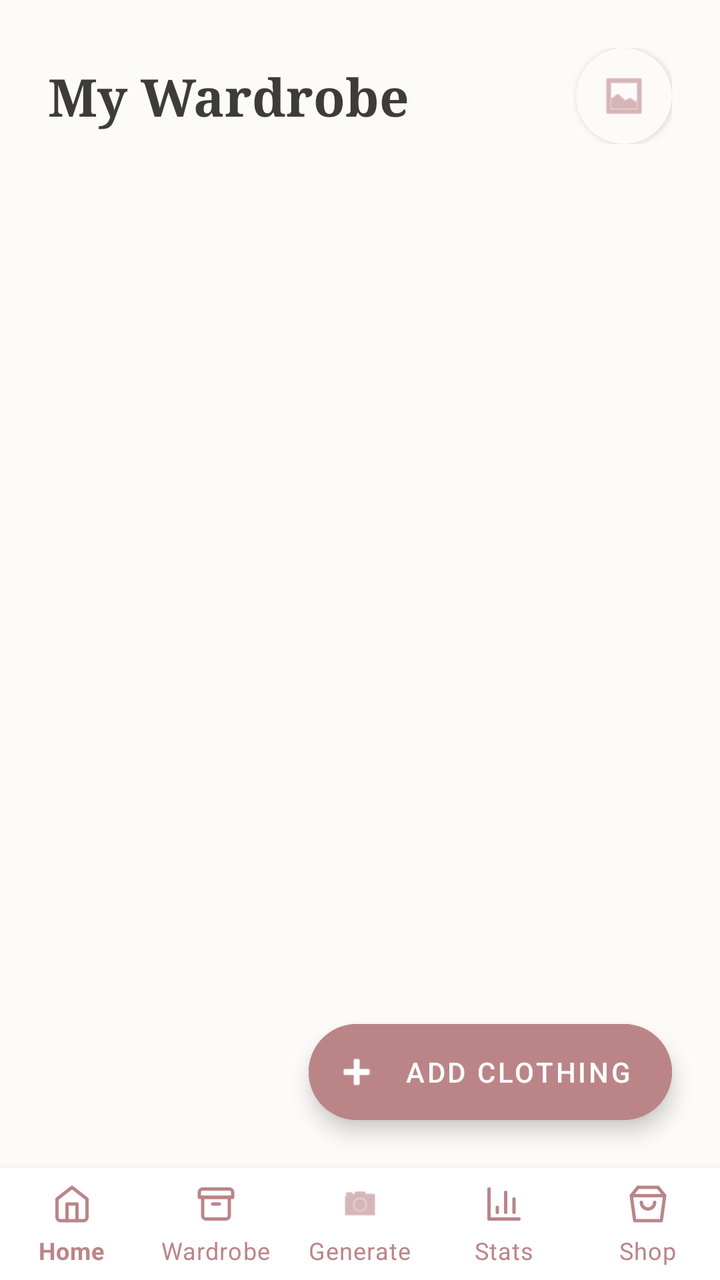
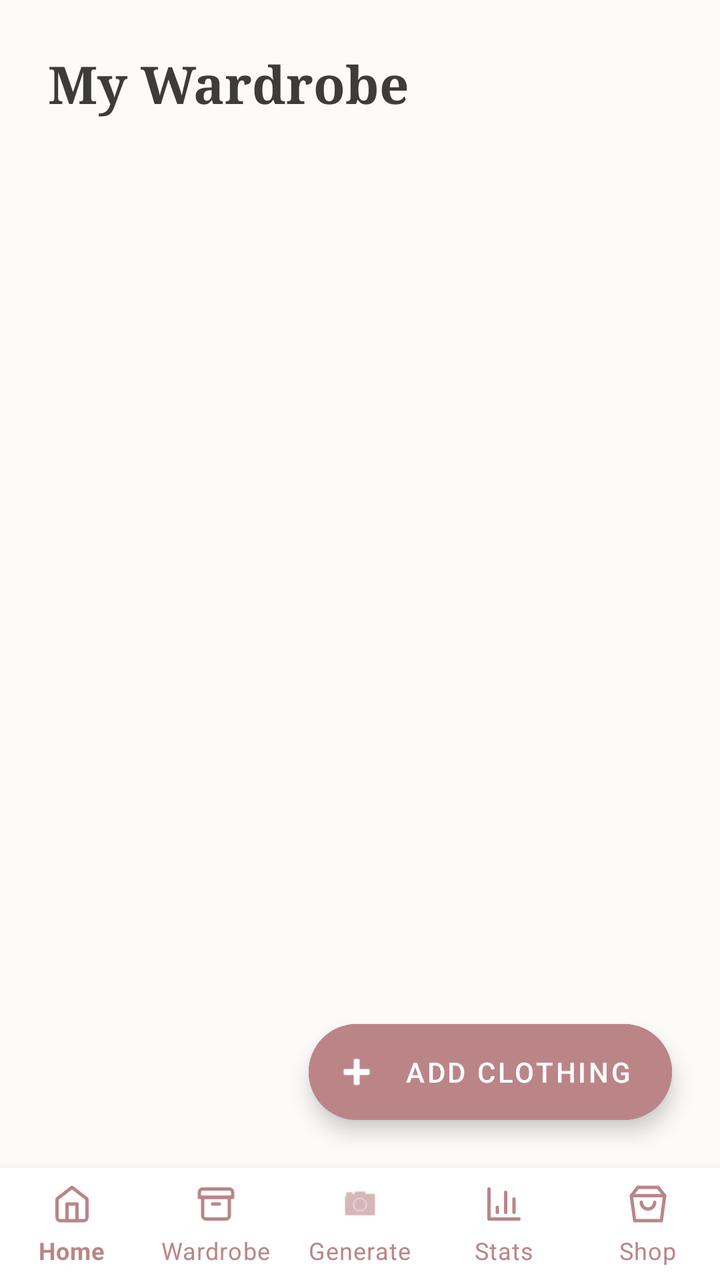

Compare the two renders of this Android layout. The source of the first and the diff that turns it into the second are given below.
<!-- AndroidManifest.xml: application theme Theme.OutfitStudio -->
<!-- res/layout/activity_wardrobe.xml -->
<?xml version="1.0" encoding="utf-8"?>
<androidx.constraintlayout.widget.ConstraintLayout xmlns:android="http://schemas.android.com/apk/res/android"
    xmlns:app="http://schemas.android.com/apk/res-auto"
    android:layout_width="match_parent"
    android:layout_height="match_parent"
    android:background="@color/background">

    
    <LinearLayout
        android:id="@+id/headerLayout"
        android:layout_width="match_parent"
        android:layout_height="wrap_content"
        android:orientation="horizontal"
        android:gravity="center_vertical"
        android:padding="24dp"
        app:layout_constraintTop_toTopOf="parent">

        <TextView
            android:id="@+id/tvWardrobeTitle"
            android:layout_width="0dp"
            android:layout_height="wrap_content"
            android:layout_weight="1"
            android:text="My Wardrobe"
            android:textSize="26sp"
            android:fontFamily="serif"
            android:textStyle="bold"
            android:textColor="@color/on_background" />

        <ImageView
            android:layout_width="48dp"
            android:layout_height="48dp"
            android:src="@android:drawable/ic_menu_gallery"
            app:tint="@color/primary"
            android:background="@drawable/bg_button_rounded"
            android:backgroundTint="@color/secondary"
            android:padding="12dp"
            android:elevation="2dp" />
    </LinearLayout>

    <HorizontalScrollView
        android:id="@+id/svCategories"
        android:layout_width="match_parent"
        android:layout_height="wrap_content"
        android:scrollbars="none"
        android:layout_marginTop="8dp"
        app:layout_constraintTop_toBottomOf="@id/headerLayout">
        
        <com.google.android.material.chip.ChipGroup
            android:id="@+id/cgCategories"
            android:layout_width="wrap_content"
            android:layout_height="wrap_content"
            app:singleSelection="true"
            app:selectionRequired="true"
            android:paddingHorizontal="16dp">
            
        </com.google.android.material.chip.ChipGroup>
    </HorizontalScrollView>

    <androidx.recyclerview.widget.RecyclerView
        android:id="@+id/rvWardrobe"
        android:layout_width="match_parent"
        android:layout_height="0dp"
        android:padding="8dp"
        android:clipToPadding="false"
        app:layout_constraintTop_toBottomOf="@id/svCategories"
        app:layout_constraintBottom_toTopOf="@+id/bottomNavigation" />

    <LinearLayout
        android:id="@+id/llEmptyState"
        android:layout_width="match_parent"
        android:layout_height="wrap_content"
        android:orientation="vertical"
        android:gravity="center"
        android:visibility="gone"
        app:layout_constraintTop_toBottomOf="@id/svCategories"
        app:layout_constraintBottom_toTopOf="@+id/bottomNavigation">
        
        <TextView
            android:layout_width="wrap_content"
            android:layout_height="wrap_content"
            android:text="Your wardrobe is empty."
            android:textSize="18sp"
            android:textColor="@color/text_hint" />
    </LinearLayout>

    <ProgressBar
        android:id="@+id/progressBar"
        android:layout_width="wrap_content"
        android:layout_height="wrap_content"
        android:visibility="gone"
        app:layout_constraintTop_toTopOf="parent"
        app:layout_constraintBottom_toTopOf="@+id/bottomNavigation"
        app:layout_constraintStart_toStartOf="parent"
        app:layout_constraintEnd_toEndOf="parent" />

    <com.google.android.material.floatingactionbutton.ExtendedFloatingActionButton
        android:id="@+id/fabAddClothing"
        android:layout_width="wrap_content"
        android:layout_height="wrap_content"
        android:text="Add Clothing"
        app:icon="@android:drawable/ic_input_add"
        android:textColor="@color/on_primary"
        android:backgroundTint="@color/primary"
        app:layout_constraintBottom_toTopOf="@+id/bottomNavigation"
        app:layout_constraintEnd_toEndOf="parent"
        android:layout_margin="24dp" />


    <com.google.android.material.bottomnavigation.BottomNavigationView
        android:id="@+id/bottomNavigation"
        app:itemIconSize="20dp"
        android:layout_width="match_parent"
        android:layout_height="wrap_content"
        app:layout_constraintBottom_toBottomOf="parent"
        app:layout_constraintStart_toStartOf="parent"
        app:layout_constraintEnd_toEndOf="parent"
        android:layout_alignParentBottom="true"
        app:menu="@menu/bottom_nav"
        app:itemIconTint="@color/primary"
        app:itemTextColor="@color/primary"
        android:background="@color/surface"
        app:labelVisibilityMode="labeled"
        android:elevation="16dp"/>
</androidx.constraintlayout.widget.ConstraintLayout>
<!-- resources referenced by this layout -->
<resources>
  <color name="background">#FDFBF9</color>
  <color name="on_background">#3E3C3A</color>
  <color name="on_primary">#FFFFFF</color>
  <color name="primary">#BB8588</color>
  <color name="secondary">#FDFBF9</color>
  <color name="surface">#FFFFFF</color>
  <color name="text_hint">#A09D9B</color>
  <!-- drawable bg_button_rounded (drawable) -->
  <?xml version="1.0" encoding="utf-8"?>
  <shape xmlns:android="http://schemas.android.com/apk/res/android"
      android:shape="rectangle">
      <solid android:color="@color/primary"/>
      <corners android:radius="24dp"/>
  </shape>
  <style name="Theme.OutfitStudio" parent="Theme.MaterialComponents.Light.NoActionBar">
          <item name="android:textColor">@color/on_background</item>
          <item name="android:textColorHint">@color/text_hint</item>
          
          <item name="colorPrimary">@color/primary</item>
          <item name="colorPrimaryVariant">@color/primary_variant</item>
          <item name="colorOnPrimary">@color/on_primary</item>
          
          <item name="colorSecondary">@color/primary</item>
          <item name="colorSecondaryVariant">@color/primary_variant</item>
          <item name="colorOnSecondary">@color/on_primary</item>
          
          <item name="android:colorBackground">@color/background</item>
          <item name="colorSurface">@color/surface</item>
          
          <item name="android:statusBarColor">@color/background</item>
          <item name="android:windowLightStatusBar">true</item>
      </style>
  <color name="primary_variant">#BB8588</color>
</resources>

<!-- the commit's change to res/layout/activity_wardrobe.xml (unified diff, before → after) -->
@@ -26,15 +26,6 @@
             android:textStyle="bold"
             android:textColor="@color/on_background" />
 
-        <ImageView
-            android:layout_width="48dp"
-            android:layout_height="48dp"
-            android:src="@android:drawable/ic_menu_gallery"
-            app:tint="@color/primary"
-            android:background="@drawable/bg_button_rounded"
-            android:backgroundTint="@color/secondary"
-            android:padding="12dp"
-            android:elevation="2dp" />
     </LinearLayout>
 
     <HorizontalScrollView
<!-- resource entries referenced after the edit -->
@@ -4,16 +4,8 @@
   <color name="on_background">#3E3C3A</color>
   <color name="on_primary">#FFFFFF</color>
   <color name="primary">#BB8588</color>
-  <color name="secondary">#FDFBF9</color>
   <color name="surface">#FFFFFF</color>
   <color name="text_hint">#A09D9B</color>
-  <!-- drawable bg_button_rounded (drawable) -->
-  <?xml version="1.0" encoding="utf-8"?>
-  <shape xmlns:android="http://schemas.android.com/apk/res/android"
-      android:shape="rectangle">
-      <solid android:color="@color/primary"/>
-      <corners android:radius="24dp"/>
-  </shape>
   <style name="Theme.OutfitStudio" parent="Theme.MaterialComponents.Light.NoActionBar">
           <item name="android:textColor">@color/on_background</item>
           <item name="android:textColorHint">@color/text_hint</item>
